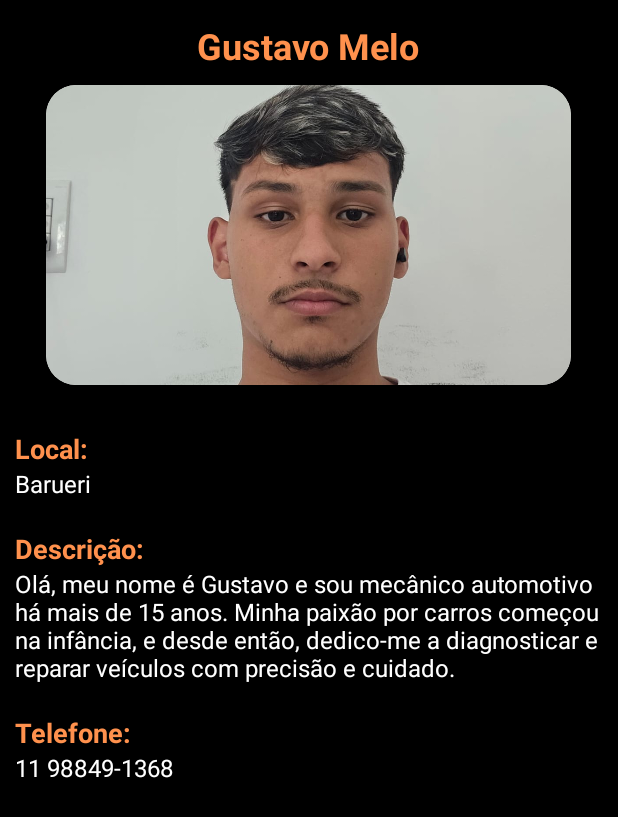
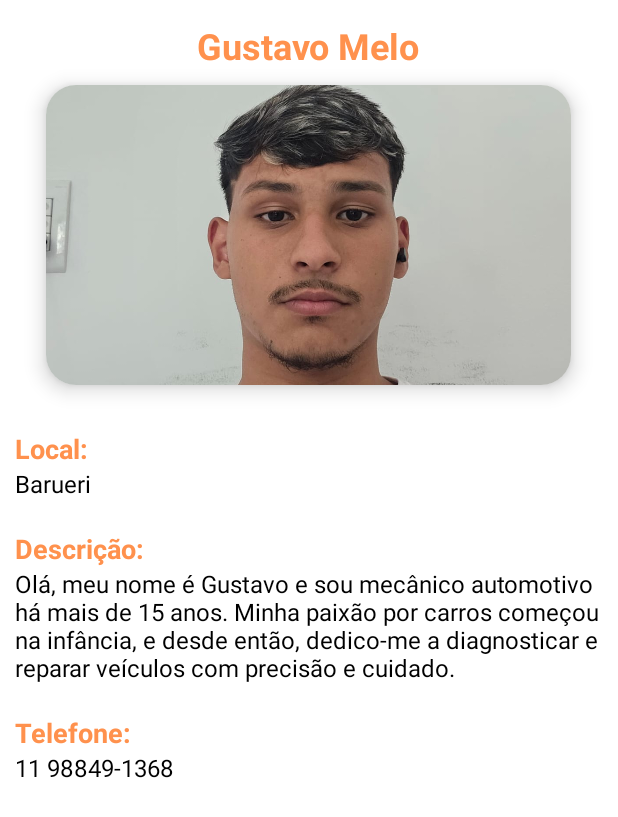
Before and after one commit to Gumelo023/SistemaMobileSOSMECANICO, an Android app: the CatalogoMecanicos screen opened directly, with no data from a screen before it, after a tap on "Gustavo Melo", on a phone screen of 412 x 824 dp. Shown: the top 817 px of the screen. Run offline under Robolectric (Android 15) with nearby library versions, the light colour scheme and no system bars.

Commit message:
SOS MECANICO

```diff
--- a/app/src/main/java/com/tcc/tccmecanico/CatalogoMecanicos.java
+++ b/app/src/main/java/com/tcc/tccmecanico/CatalogoMecanicos.java
@@ -26,7 +26,7 @@ public class CatalogoMecanicos extends AppCompatActivity {
         binding = ActivityCatalogoMecanicosBinding.inflate(getLayoutInflater());
         setContentView(binding.getRoot());
 
-        int[] imageList = {R.drawable.foto_gustavo, R.drawable.foto_matheus, R.drawable.foto_faw, R.drawable.foto_joao, R.drawable.foto_robson, R.drawable.foto_xavier, R.drawable.foto_luan};
+        int[] imageList = {R.drawable.foto_gustavo, R.drawable.foto_matheus, R.drawable.foto_gustavo, R.drawable.foto_joao, R.drawable.foto_robson, R.drawable.foto_xavier, R.drawable.foto_luan};
         int[] ingredientList = {R.string.pastaIngredients, R.string.maggiIngredients,R.string.cakeIngredients,R.string.pancakeIngredients,R.string.pizzaIngredients, R.string.burgerIngredients, R.string.friesIngredients};
         int[] descList = {R.string.pastaDesc, R.string.maggieDesc, R.string.cakeDesc,R.string.pancakeDesc,R.string.pizzaDesc, R.string.burgerDesc, R.string.friesDesc};
         String[] nameList = {"Gustavo Melo", "Matheus Santos", "Fawensley Charite", "Joao Paulo", "Robson Alex","Guilherme Xavier", "Luan Santos"};
--- a/app/src/main/res/layout/activity_avaliacao.xml
+++ b/app/src/main/res/layout/activity_avaliacao.xml
@@ -2,7 +2,7 @@
 <ScrollView xmlns:android="http://schemas.android.com/apk/res/android"
     android:layout_width="match_parent"
     android:layout_height="match_parent"
-    android:background="#000000">
+    android:background="@color/white">
 
     <LinearLayout
         android:layout_marginTop="50dp"
@@ -19,7 +19,7 @@
             android:layout_height="wrap_content"
             android:layout_marginBottom="16dp"
             android:text="Avalie como foi seu atendimento"
-            android:textColor="@color/white"
+            android:textColor="@color/dark"
             android:textStyle="bold"
             android:textSize="20sp" />
 
--- a/app/src/main/res/layout/activity_catalogo_mecanicos.xml
+++ b/app/src/main/res/layout/activity_catalogo_mecanicos.xml
@@ -4,7 +4,7 @@
     xmlns:tools="http://schemas.android.com/tools"
     android:layout_width="match_parent"
     android:layout_height="match_parent"
-    android:background="@color/black"
+    android:background="@color/white"
     tools:context=".CatalogoMecanicos">
 
     <View
--- a/app/src/main/res/layout/activity_detailed.xml
+++ b/app/src/main/res/layout/activity_detailed.xml
@@ -5,7 +5,7 @@
     android:layout_width="match_parent"
     android:layout_height="match_parent"
     tools:context=".DetailedActivity"
-    android:background="@color/black"
+    android:background="@color/white"
     android:orientation="vertical">
 
     <TextView
@@ -48,7 +48,7 @@
         android:layout_width="match_parent"
         android:layout_height="wrap_content"
         android:text="cidade"
-        android:textColor="@color/white"
+        android:textColor="@color/dark"
         android:layout_marginStart="10dp"
         android:textSize="16sp"
         android:id="@+id/detailTime"/>
@@ -66,7 +66,7 @@
         android:layout_height="wrap_content"
         android:text="@string/maggiIngredients"
         android:layout_marginStart="10dp"
-        android:textColor="@color/white"
+        android:textColor="@color/dark"
         android:textSize="16sp"
         android:id="@+id/detailIngredients"/>
     <TextView
@@ -84,7 +84,7 @@
         android:text="@string/maggieDesc"
         android:layout_marginStart="10dp"
         android:textSize="16sp"
-        android:textColor="@color/white"
+        android:textColor="@color/dark"
         android:id="@+id/detailDesc"/>
 
 </LinearLayout>
--- a/app/src/main/res/layout/activity_list_item.xml
+++ b/app/src/main/res/layout/activity_list_item.xml
@@ -13,14 +13,15 @@
 
     <RelativeLayout
         android:layout_width="match_parent"
-        android:layout_height="wrap_content">
+        android:layout_height="wrap_content"
+        android:background="@color/grey">
 
         <com.google.android.material.imageview.ShapeableImageView
             android:layout_width="60dp"
             android:layout_height="60dp"
             android:id="@+id/listImage"
             android:scaleType="centerCrop"
-            android:src="@drawable/foto_faw"
+            android:src="@drawable/foto_gustavo"
             android:layout_marginStart="10dp"
             android:layout_marginBottom="10dp"
             android:layout_marginTop="10dp"
--- a/app/src/main/res/layout/activity_tela_inicial.xml
+++ b/app/src/main/res/layout/activity_tela_inicial.xml
@@ -150,7 +150,7 @@
             android:layout_height="10dp" />
 
         <androidx.cardview.widget.CardView
-            android:id="@+id/card_fale_conosco"
+            android:id="@+id/cardLogout"
             android:layout_width="match_parent"
             android:layout_height="120dp"
             app:cardBackgroundColor="@color/white"
@@ -159,7 +159,7 @@
           <TextView
               android:layout_width="match_parent"
               android:layout_height="wrap_content"
-              android:text="Fale Conosco"
+              android:text="Sair"
               android:textColor="@color/black"
               android:textSize="23dp"
               android:textStyle="bold"
@@ -170,7 +170,7 @@
               android:layout_width="120dp"
               android:layout_height="match_parent"
               android:layout_gravity="end"
-              android:src="@drawable/logo_faleconosco_categoria"/>
+              android:src="@drawable/atelogo"/>
 
         </androidx.cardview.widget.CardView>
 
```
Also changed, not shown: app/src/main/java/com/tcc/tccmecanico/Tela_Inicial.java (+6 -4 lines), app/src/main/res/drawable/atelogo.png (added), app/src/main/res/drawable/foto_faw.jpeg (deleted).
